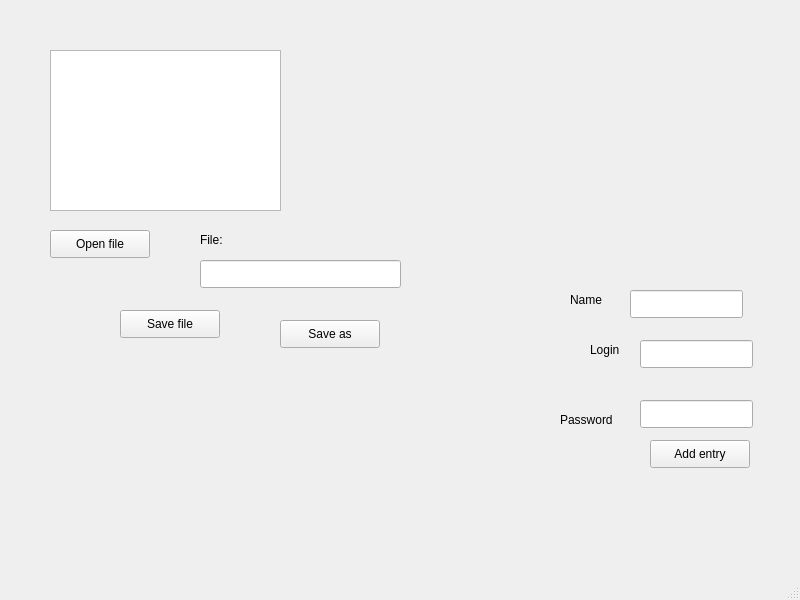
EngineerXL/japm, file japm.ui: the form before one commit.
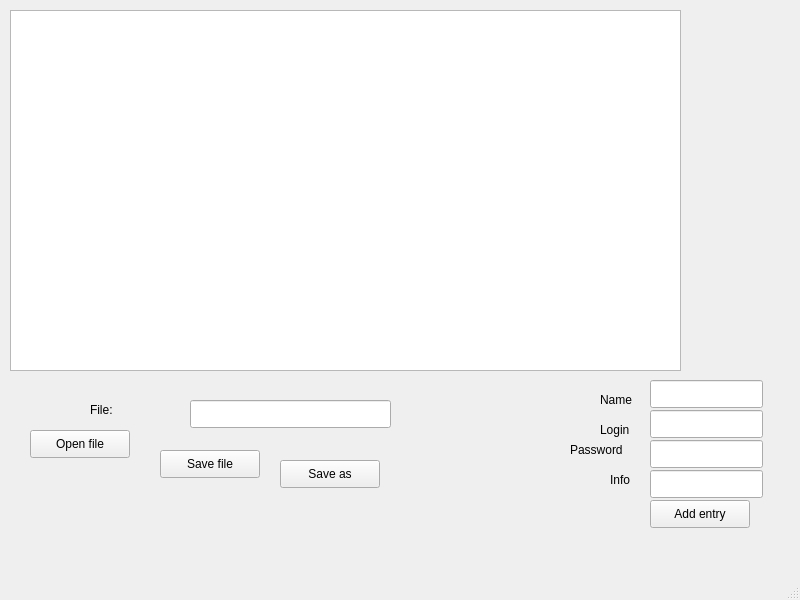
The form after the commit.

```diff
--- a/japm.ui
+++ b/japm.ui
@@ -14,21 +14,11 @@
    <string>JAPM</string>
   </property>
   <widget class="QWidget" name="centralwidget">
-   <widget class="QPlainTextEdit" name="plainTextEditData">
-    <property name="geometry">
-     <rect>
-      <x>50</x>
-      <y>50</y>
-      <width>231</width>
-      <height>161</height>
-     </rect>
-    </property>
-   </widget>
    <widget class="QPushButton" name="pushButtonOpenFile">
     <property name="geometry">
      <rect>
-      <x>50</x>
-      <y>230</y>
+      <x>30</x>
+      <y>430</y>
       <width>100</width>
       <height>28</height>
      </rect>
@@ -40,8 +30,8 @@
    <widget class="QPushButton" name="pushButtonSaveFile">
     <property name="geometry">
      <rect>
-      <x>120</x>
-      <y>310</y>
+      <x>160</x>
+      <y>450</y>
       <width>100</width>
       <height>28</height>
      </rect>
@@ -53,8 +43,8 @@
    <widget class="QLabel" name="labelFilename">
     <property name="geometry">
      <rect>
-      <x>200</x>
-      <y>230</y>
+      <x>90</x>
+      <y>400</y>
       <width>41</width>
       <height>20</height>
      </rect>
@@ -67,7 +57,7 @@
     <property name="geometry">
      <rect>
       <x>280</x>
-      <y>320</y>
+      <y>460</y>
       <width>100</width>
       <height>28</height>
      </rect>
@@ -79,8 +69,8 @@
    <widget class="QLineEdit" name="lineEditFileName">
     <property name="geometry">
      <rect>
-      <x>200</x>
-      <y>260</y>
+      <x>190</x>
+      <y>400</y>
       <width>201</width>
       <height>28</height>
      </rect>
@@ -90,7 +80,7 @@
     <property name="geometry">
      <rect>
       <x>650</x>
-      <y>440</y>
+      <y>500</y>
       <width>100</width>
       <height>28</height>
      </rect>
@@ -102,8 +92,8 @@
    <widget class="QLineEdit" name="lineEditName">
     <property name="geometry">
      <rect>
-      <x>630</x>
-      <y>290</y>
+      <x>650</x>
+      <y>380</y>
       <width>113</width>
       <height>28</height>
      </rect>
@@ -112,8 +102,8 @@
    <widget class="QLineEdit" name="lineEditLogin">
     <property name="geometry">
      <rect>
-      <x>640</x>
-      <y>340</y>
+      <x>650</x>
+      <y>410</y>
       <width>113</width>
       <height>28</height>
      </rect>
@@ -122,8 +112,8 @@
    <widget class="QLineEdit" name="lineEditPassword">
     <property name="geometry">
      <rect>
-      <x>640</x>
-      <y>400</y>
+      <x>650</x>
+      <y>440</y>
       <width>113</width>
       <height>28</height>
      </rect>
@@ -132,8 +122,8 @@
    <widget class="QLabel" name="labelEntryName">
     <property name="geometry">
      <rect>
-      <x>570</x>
-      <y>290</y>
+      <x>600</x>
+      <y>390</y>
       <width>51</width>
       <height>20</height>
      </rect>
@@ -145,8 +135,8 @@
    <widget class="QLabel" name="labelEntryLogin">
     <property name="geometry">
      <rect>
-      <x>590</x>
-      <y>340</y>
+      <x>600</x>
+      <y>420</y>
       <width>41</width>
       <height>20</height>
      </rect>
@@ -158,8 +148,8 @@
    <widget class="QLabel" name="labelEntryPassword">
     <property name="geometry">
      <rect>
-      <x>560</x>
-      <y>410</y>
+      <x>570</x>
+      <y>440</y>
       <width>76</width>
       <height>20</height>
      </rect>
@@ -168,6 +158,39 @@
      <string>Password</string>
     </property>
    </widget>
+   <widget class="QTableWidget" name="tableWidgetData">
+    <property name="geometry">
+     <rect>
+      <x>10</x>
+      <y>10</y>
+      <width>671</width>
+      <height>361</height>
+     </rect>
+    </property>
+   </widget>
+   <widget class="QLineEdit" name="lineEditInfo">
+    <property name="geometry">
+     <rect>
+      <x>650</x>
+      <y>470</y>
+      <width>113</width>
+      <height>28</height>
+     </rect>
+    </property>
+   </widget>
+   <widget class="QLabel" name="labelEntryInfo">
+    <property name="geometry">
+     <rect>
+      <x>610</x>
+      <y>470</y>
+      <width>31</width>
+      <height>20</height>
+     </rect>
+    </property>
+    <property name="text">
+     <string>Info</string>
+    </property>
+   </widget>
   </widget>
   <widget class="QMenuBar" name="menubar">
    <property name="geometry">
```
